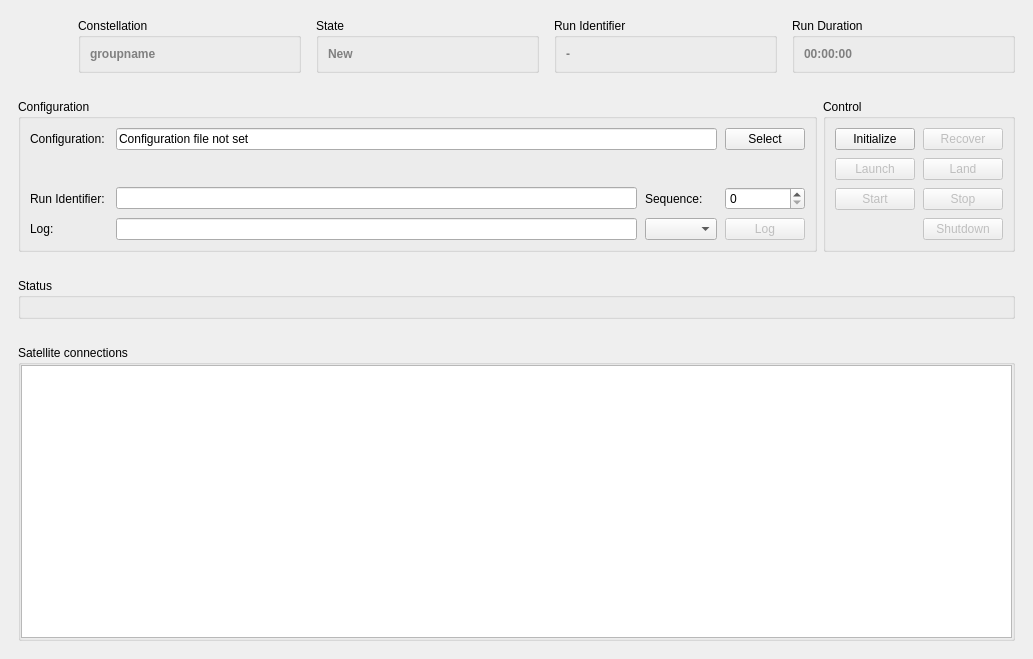
This is cxx/controllers/MissionControl/euRun.ui in constellation-daq/Constellation as Qt 5 draws it before an edit. The edited form follows.
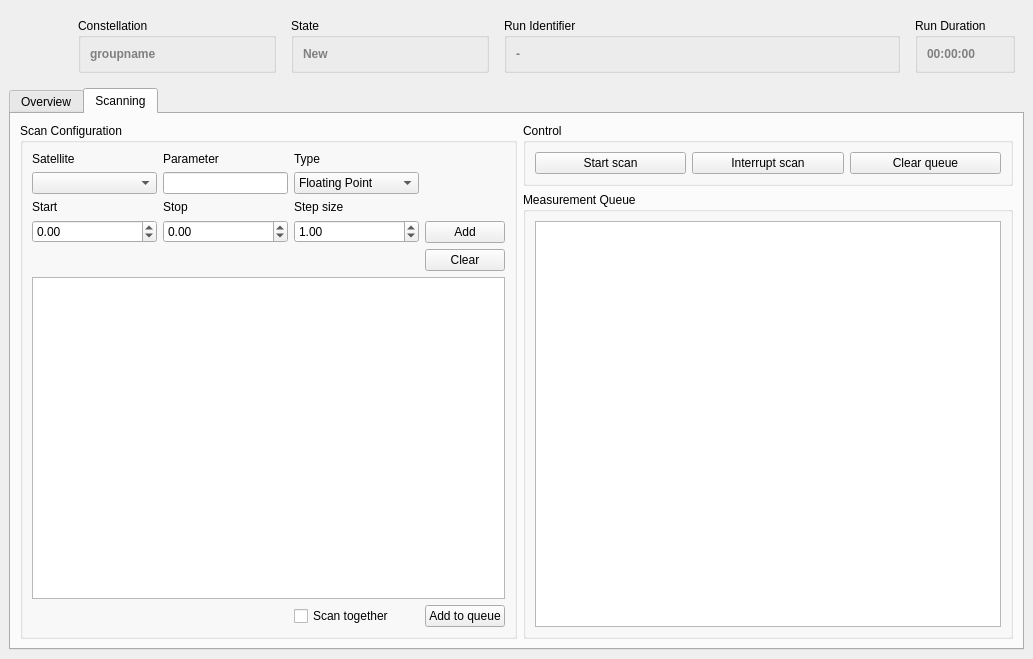
This is the edited form. The open tabs and pages were chosen to show the change. Icons and pictures are not drawn.

Commit message: MissionControl: unbreak logging

```diff
--- a/cxx/controllers/MissionControl/euRun.ui
+++ b/cxx/controllers/MissionControl/euRun.ui
@@ -21,10 +21,7 @@
     <normaloff>:/logo.png</normaloff>:/logo.png</iconset>
   </property>
   <widget class="QWidget" name="centralwidget">
-   <layout class="QVBoxLayout">
-    <property name="spacing">
-     <number>8</number>
-    </property>
+   <layout class="QGridLayout" name="gridLayout_6">
     <property name="leftMargin">
      <number>9</number>
     </property>
@@ -37,7 +34,7 @@
     <property name="bottomMargin">
      <number>9</number>
     </property>
-    <item>
+    <item row="0" column="0">
      <widget class="QWidget" name="headerWidget" native="true">
       <property name="sizePolicy">
        <sizepolicy hsizetype="Preferred" vsizetype="Preferred">
@@ -94,6 +91,12 @@
        </item>
        <item>
         <widget class="QGroupBox" name="cnstlnBox">
+         <property name="sizePolicy">
+          <sizepolicy hsizetype="Preferred" vsizetype="Preferred">
+           <horstretch>1</horstretch>
+           <verstretch>0</verstretch>
+          </sizepolicy>
+         </property>
          <property name="title">
           <string>Constellation</string>
          </property>
@@ -106,6 +109,12 @@
           </property>
           <item>
            <widget class="QLabel" name="cnstlnName">
+            <property name="sizePolicy">
+             <sizepolicy hsizetype="Preferred" vsizetype="Preferred">
+              <horstretch>1</horstretch>
+              <verstretch>0</verstretch>
+             </sizepolicy>
+            </property>
             <property name="text">
              <string>&lt;font color='gray'&gt;&lt;b&gt;groupname&lt;/b&gt;&lt;/font&gt;</string>
             </property>
@@ -116,6 +125,12 @@
        </item>
        <item>
         <widget class="QGroupBox" name="stateBox">
+         <property name="sizePolicy">
+          <sizepolicy hsizetype="Preferred" vsizetype="Preferred">
+           <horstretch>1</horstretch>
+           <verstretch>0</verstretch>
+          </sizepolicy>
+         </property>
          <property name="title">
           <string>State</string>
          </property>
@@ -156,6 +171,12 @@
        </item>
        <item>
         <widget class="QGroupBox" name="runidBox">
+         <property name="sizePolicy">
+          <sizepolicy hsizetype="Expanding" vsizetype="Preferred">
+           <horstretch>2</horstretch>
+           <verstretch>0</verstretch>
+          </sizepolicy>
+         </property>
          <property name="title">
           <string>Run Identifier</string>
          </property>
@@ -178,6 +199,12 @@
          <layout class="QHBoxLayout" name="horizontalLayout_6">
           <item>
            <widget class="QLabel" name="runDuration">
+            <property name="sizePolicy">
+             <sizepolicy hsizetype="Preferred" vsizetype="Preferred">
+              <horstretch>1</horstretch>
+              <verstretch>0</verstretch>
+             </sizepolicy>
+            </property>
             <property name="text">
              <string>&lt;font color='gray'&gt;&lt;b&gt;00:00:00&lt;/b&gt;&lt;/font&gt;</string>
             </property>
@@ -189,6 +216,16 @@
       </layout>
      </widget>
     </item>
+    <item row="1" column="0">
+     <widget class="QTabWidget" name="tabWidget">
+      <property name="currentIndex">
+       <number>0</number>
+      </property>
+      <widget class="QWidget" name="tabRun">
+       <attribute name="title">
+        <string>Overview</string>
+       </attribute>
+       <layout class="QVBoxLayout" name="verticalLayout_3">
     <item>
      <widget class="QWidget" name="controlWidget" native="true">
       <layout class="QHBoxLayout" name="horizontalLayout_3">
@@ -216,7 +253,7 @@
           <item row="4" column="4">
            <widget class="QPushButton" name="btnLog">
             <property name="enabled">
-             <bool>false</bool>
+                 <bool>true</bool>
             </property>
             <property name="toolTip">
              <string>Send a log message</string>
@@ -297,11 +334,41 @@
           <item row="4" column="3">
            <widget class="QComboBox" name="comboBoxLogLevel">
             <property name="currentIndex">
-             <number>-1</number>
+                 <number>2</number>
             </property>
             <property name="maxVisibleItems">
              <number>6</number>
             </property>
+                <item>
+                 <property name="text">
+                  <string>TRACE</string>
+                 </property>
+                </item>
+                <item>
+                 <property name="text">
+                  <string>DEBUG</string>
+                 </property>
+                </item>
+                <item>
+                 <property name="text">
+                  <string>INFO</string>
+                 </property>
+                </item>
+                <item>
+                 <property name="text">
+                  <string>WARNING</string>
+                 </property>
+                </item>
+                <item>
+                 <property name="text">
+                  <string>STATUS</string>
+                 </property>
+                </item>
+                <item>
+                 <property name="text">
+                  <string>CRITICAL</string>
+                 </property>
+                </item>
            </widget>
           </item>
          </layout>
@@ -512,6 +579,495 @@
     </item>
    </layout>
   </widget>
+      <widget class="QWidget" name="tabScan">
+       <attribute name="title">
+        <string>Scanning</string>
+       </attribute>
+       <layout class="QGridLayout" name="gridLayout_4">
+        <item row="1" column="1">
+         <widget class="QGroupBox" name="groupBox_3">
+          <property name="sizePolicy">
+           <sizepolicy hsizetype="Preferred" vsizetype="Preferred">
+            <horstretch>2</horstretch>
+            <verstretch>0</verstretch>
+           </sizepolicy>
+          </property>
+          <property name="title">
+           <string>Measurement Queue</string>
+          </property>
+          <layout class="QGridLayout" name="gridLayout_2">
+           <item row="0" column="0">
+            <widget class="QTableWidget" name="tableQueue"/>
+           </item>
+          </layout>
+         </widget>
+        </item>
+        <item row="0" column="1">
+         <widget class="QGroupBox" name="groupBox_4">
+          <property name="title">
+           <string>Control</string>
+          </property>
+          <layout class="QGridLayout" name="gridLayout_5">
+           <item row="0" column="1">
+            <widget class="QPushButton" name="btnInterruptScan">
+             <property name="text">
+              <string>Interrupt scan</string>
+             </property>
+            </widget>
+           </item>
+           <item row="0" column="0">
+            <widget class="QPushButton" name="btnStartScan">
+             <property name="text">
+              <string>Start scan</string>
+             </property>
+            </widget>
+           </item>
+           <item row="0" column="2">
+            <widget class="QPushButton" name="btnClearScan">
+             <property name="text">
+              <string>Clear queue</string>
+             </property>
+            </widget>
+           </item>
+          </layout>
+         </widget>
+        </item>
+        <item row="0" column="0" rowspan="2">
+         <widget class="QGroupBox" name="groupBox_2">
+          <property name="sizePolicy">
+           <sizepolicy hsizetype="Preferred" vsizetype="Preferred">
+            <horstretch>2</horstretch>
+            <verstretch>0</verstretch>
+           </sizepolicy>
+          </property>
+          <property name="title">
+           <string>Scan Configuration</string>
+          </property>
+          <layout class="QGridLayout" name="gridLayout_3">
+           <item row="2" column="0" rowspan="2" colspan="3">
+            <widget class="QStackedWidget" name="stackedWidgetType">
+             <property name="lineWidth">
+              <number>0</number>
+             </property>
+             <property name="currentIndex">
+              <number>0</number>
+             </property>
+             <widget class="QWidget" name="pageFloat">
+              <layout class="QGridLayout" name="gridLayout_8">
+               <property name="leftMargin">
+                <number>0</number>
+               </property>
+               <property name="topMargin">
+                <number>0</number>
+               </property>
+               <property name="rightMargin">
+                <number>0</number>
+               </property>
+               <property name="bottomMargin">
+                <number>0</number>
+               </property>
+               <item row="1" column="0">
+                <widget class="QDoubleSpinBox" name="doubleSpinBoxStart">
+                 <property name="sizePolicy">
+                  <sizepolicy hsizetype="Fixed" vsizetype="Fixed">
+                   <horstretch>0</horstretch>
+                   <verstretch>0</verstretch>
+                  </sizepolicy>
+                 </property>
+                 <property name="minimumSize">
+                  <size>
+                   <width>125</width>
+                   <height>0</height>
+                  </size>
+                 </property>
+                 <property name="minimum">
+                  <double>-999999.000000000000000</double>
+                 </property>
+                 <property name="maximum">
+                  <double>999999.000000000000000</double>
+                 </property>
+                </widget>
+               </item>
+               <item row="1" column="1">
+                <widget class="QDoubleSpinBox" name="doubleSpinBoxStop">
+                 <property name="sizePolicy">
+                  <sizepolicy hsizetype="Fixed" vsizetype="Fixed">
+                   <horstretch>0</horstretch>
+                   <verstretch>0</verstretch>
+                  </sizepolicy>
+                 </property>
+                 <property name="minimumSize">
+                  <size>
+                   <width>125</width>
+                   <height>0</height>
+                  </size>
+                 </property>
+                 <property name="minimum">
+                  <double>-999999.000000000000000</double>
+                 </property>
+                 <property name="maximum">
+                  <double>999999.000000000000000</double>
+                 </property>
+                </widget>
+               </item>
+               <item row="1" column="2">
+                <widget class="QDoubleSpinBox" name="doubleSpinBoxStep">
+                 <property name="sizePolicy">
+                  <sizepolicy hsizetype="Fixed" vsizetype="Fixed">
+                   <horstretch>0</horstretch>
+                   <verstretch>0</verstretch>
+                  </sizepolicy>
+                 </property>
+                 <property name="minimumSize">
+                  <size>
+                   <width>125</width>
+                   <height>0</height>
+                  </size>
+                 </property>
+                 <property name="minimum">
+                  <double>0.010000000000000</double>
+                 </property>
+                 <property name="maximum">
+                  <double>9999.000000000000000</double>
+                 </property>
+                 <property name="value">
+                  <double>1.000000000000000</double>
+                 </property>
+                </widget>
+               </item>
+               <item row="0" column="0">
+                <widget class="QLabel" name="label_3">
+                 <property name="text">
+                  <string>Start</string>
+                 </property>
+                </widget>
+               </item>
+               <item row="0" column="1">
+                <widget class="QLabel" name="label_4">
+                 <property name="text">
+                  <string>Stop</string>
+                 </property>
+                </widget>
+               </item>
+               <item row="0" column="2">
+                <widget class="QLabel" name="label_5">
+                 <property name="text">
+                  <string>Step size</string>
+                 </property>
+                </widget>
+               </item>
+              </layout>
+             </widget>
+             <widget class="QWidget" name="pageInt">
+              <layout class="QGridLayout" name="gridLayout_7">
+               <property name="leftMargin">
+                <number>0</number>
+               </property>
+               <property name="topMargin">
+                <number>0</number>
+               </property>
+               <property name="rightMargin">
+                <number>0</number>
+               </property>
+               <property name="bottomMargin">
+                <number>0</number>
+               </property>
+               <item row="1" column="0">
+                <widget class="QSpinBox" name="spinBoxStart">
+                 <property name="sizePolicy">
+                  <sizepolicy hsizetype="Fixed" vsizetype="Fixed">
+                   <horstretch>0</horstretch>
+                   <verstretch>0</verstretch>
+                  </sizepolicy>
+                 </property>
+                 <property name="minimumSize">
+                  <size>
+                   <width>125</width>
+                   <height>0</height>
+                  </size>
+                 </property>
+                 <property name="minimum">
+                  <number>-99999</number>
+                 </property>
+                 <property name="maximum">
+                  <number>99999</number>
+                 </property>
+                </widget>
+               </item>
+               <item row="1" column="1">
+                <widget class="QSpinBox" name="spinBoxStop">
+                 <property name="sizePolicy">
+                  <sizepolicy hsizetype="Fixed" vsizetype="Fixed">
+                   <horstretch>0</horstretch>
+                   <verstretch>0</verstretch>
+                  </sizepolicy>
+                 </property>
+                 <property name="minimumSize">
+                  <size>
+                   <width>125</width>
+                   <height>0</height>
+                  </size>
+                 </property>
+                 <property name="minimum">
+                  <number>-99999</number>
+                 </property>
+                 <property name="maximum">
+                  <number>99999</number>
+                 </property>
+                </widget>
+               </item>
+               <item row="1" column="2">
+                <widget class="QSpinBox" name="spinBoxStep">
+                 <property name="sizePolicy">
+                  <sizepolicy hsizetype="Fixed" vsizetype="Fixed">
+                   <horstretch>0</horstretch>
+                   <verstretch>0</verstretch>
+                  </sizepolicy>
+                 </property>
+                 <property name="minimumSize">
+                  <size>
+                   <width>125</width>
+                   <height>0</height>
+                  </size>
+                 </property>
+                 <property name="minimum">
+                  <number>1</number>
+                 </property>
+                 <property name="maximum">
+                  <number>999</number>
+                 </property>
+                 <property name="value">
+                  <number>1</number>
+                 </property>
+                </widget>
+               </item>
+               <item row="0" column="0">
+                <widget class="QLabel" name="label_7">
+                 <property name="text">
+                  <string>Start</string>
+                 </property>
+                </widget>
+               </item>
+               <item row="0" column="1">
+                <widget class="QLabel" name="label_8">
+                 <property name="text">
+                  <string>Stop</string>
+                 </property>
+                </widget>
+               </item>
+               <item row="0" column="2">
+                <widget class="QLabel" name="label_9">
+                 <property name="text">
+                  <string>Step size</string>
+                 </property>
+                </widget>
+               </item>
+              </layout>
+             </widget>
+             <widget class="QWidget" name="pageStr">
+              <layout class="QGridLayout" name="gridLayout_9">
+               <property name="leftMargin">
+                <number>0</number>
+               </property>
+               <property name="topMargin">
+                <number>0</number>
+               </property>
+               <property name="rightMargin">
+                <number>0</number>
+               </property>
+               <property name="bottomMargin">
+                <number>0</number>
+               </property>
+               <item row="0" column="0">
+                <widget class="QLabel" name="label_10">
+                 <property name="text">
+                  <string>Comma-separated values</string>
+                 </property>
+                </widget>
+               </item>
+               <item row="1" column="0">
+                <widget class="QLineEdit" name="lineEditParamValues"/>
+               </item>
+              </layout>
+             </widget>
+             <widget class="QWidget" name="pageBool">
+              <layout class="QGridLayout" name="gridLayout_10">
+               <property name="leftMargin">
+                <number>0</number>
+               </property>
+               <property name="topMargin">
+                <number>0</number>
+               </property>
+               <property name="rightMargin">
+                <number>0</number>
+               </property>
+               <property name="bottomMargin">
+                <number>0</number>
+               </property>
+               <item row="0" column="0">
+                <widget class="QLabel" name="label_11">
+                 <property name="text">
+                  <string>Boolean Values</string>
+                 </property>
+                </widget>
+               </item>
+               <item row="1" column="0">
+                <widget class="QCheckBox" name="checkBoxParamTrue">
+                 <property name="text">
+                  <string>True</string>
+                 </property>
+                </widget>
+               </item>
+               <item row="1" column="1">
+                <widget class="QCheckBox" name="checkBoxParamFalse">
+                 <property name="text">
+                  <string>False</string>
+                 </property>
+                </widget>
+               </item>
+              </layout>
+             </widget>
+            </widget>
+           </item>
+           <item row="5" column="0" colspan="4">
+            <widget class="QTreeView" name="viewParameters">
+             <property name="horizontalScrollBarPolicy">
+              <enum>Qt::ScrollBarPolicy::ScrollBarAlwaysOff</enum>
+             </property>
+             <property name="rootIsDecorated">
+              <bool>false</bool>
+             </property>
+             <property name="uniformRowHeights">
+              <bool>true</bool>
+             </property>
+            </widget>
+           </item>
+           <item row="1" column="0">
+            <widget class="QComboBox" name="comboBoxSatellites">
+             <property name="sizePolicy">
+              <sizepolicy hsizetype="Fixed" vsizetype="Fixed">
+               <horstretch>0</horstretch>
+               <verstretch>0</verstretch>
+              </sizepolicy>
+             </property>
+             <property name="minimumSize">
+              <size>
+               <width>125</width>
+               <height>0</height>
+              </size>
+             </property>
+            </widget>
+           </item>
+           <item row="0" column="2">
+            <widget class="QLabel" name="label_6">
+             <property name="text">
+              <string>Type</string>
+             </property>
+            </widget>
+           </item>
+           <item row="6" column="3">
+            <widget class="QPushButton" name="btnGenerateScan">
+             <property name="text">
+              <string>Add to queue</string>
+             </property>
+            </widget>
+           </item>
+           <item row="1" column="2">
+            <widget class="QComboBox" name="comboBoxType">
+             <property name="sizePolicy">
+              <sizepolicy hsizetype="Fixed" vsizetype="Fixed">
+               <horstretch>0</horstretch>
+               <verstretch>0</verstretch>
+              </sizepolicy>
+             </property>
+             <property name="minimumSize">
+              <size>
+               <width>125</width>
+               <height>0</height>
+              </size>
+             </property>
+             <item>
+              <property name="text">
+               <string>Floating Point</string>
+              </property>
+             </item>
+             <item>
+              <property name="text">
+               <string>Integer</string>
+              </property>
+             </item>
+             <item>
+              <property name="text">
+               <string>String</string>
+              </property>
+             </item>
+             <item>
+              <property name="text">
+               <string>Boolean</string>
+              </property>
+             </item>
+            </widget>
+           </item>
+           <item row="6" column="2">
+            <widget class="QCheckBox" name="checkBoxScanTogether">
+             <property name="text">
+              <string>Scan together</string>
+             </property>
+            </widget>
+           </item>
+           <item row="0" column="0">
+            <widget class="QLabel" name="label">
+             <property name="text">
+              <string>Satellite</string>
+             </property>
+            </widget>
+           </item>
+           <item row="0" column="1">
+            <widget class="QLabel" name="label_2">
+             <property name="text">
+              <string>Parameter</string>
+             </property>
+            </widget>
+           </item>
+           <item row="3" column="3">
+            <widget class="QPushButton" name="btnAddParameter">
+             <property name="text">
+              <string>Add</string>
+             </property>
+            </widget>
+           </item>
+           <item row="4" column="3">
+            <widget class="QPushButton" name="btnClearParams">
+             <property name="text">
+              <string>Clear</string>
+             </property>
+            </widget>
+           </item>
+           <item row="1" column="1">
+            <widget class="QLineEdit" name="lineEditParameter">
+             <property name="sizePolicy">
+              <sizepolicy hsizetype="Fixed" vsizetype="Fixed">
+               <horstretch>0</horstretch>
+               <verstretch>0</verstretch>
+              </sizepolicy>
+             </property>
+             <property name="minimumSize">
+              <size>
+               <width>125</width>
+               <height>0</height>
+              </size>
+             </property>
+            </widget>
+           </item>
+          </layout>
+         </widget>
+        </item>
+       </layout>
+      </widget>
+     </widget>
+    </item>
+   </layout>
+  </widget>
   <widget class="QMenuBar" name="menubar">
    <property name="geometry">
     <rect>
```
Left out of the diff: 4 changed lines with no effect on the pictures. Lines whose indentation alone changed are shown as unchanged. The commit also changes 1 other file.
